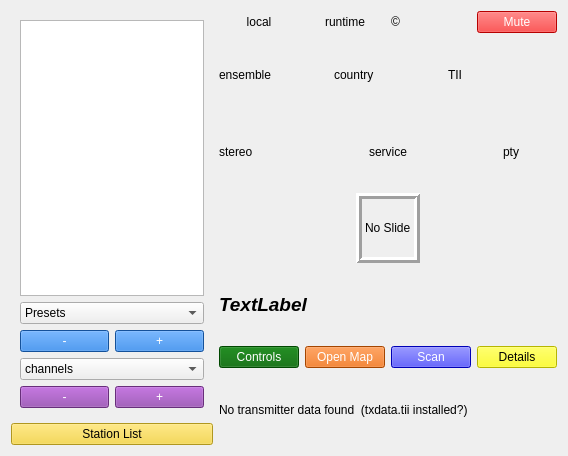
Above: forms/dabradio.ui from tomneda/DABstar before the change. Below: the same form after it.
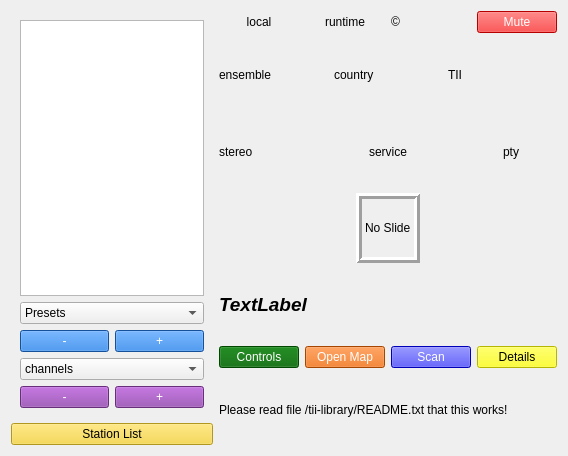
That is the form after the change. Custom widgets are drawn as their Qt base class.

Commit message: Improve handling of TII library

What changed in the file:
```diff
--- a/forms/dabradio.ui
+++ b/forms/dabradio.ui
@@ -402,7 +402,7 @@
      <item>
       <widget class="QLabel" name="distanceLabel">
        <property name="text">
-        <string>No transmitter data found  (txdata.tii installed?)</string>
+        <string>Please read file /tii-library/README.txt that this works!</string>
        </property>
       </widget>
      </item>
```
The commit also changes 8 other files.
